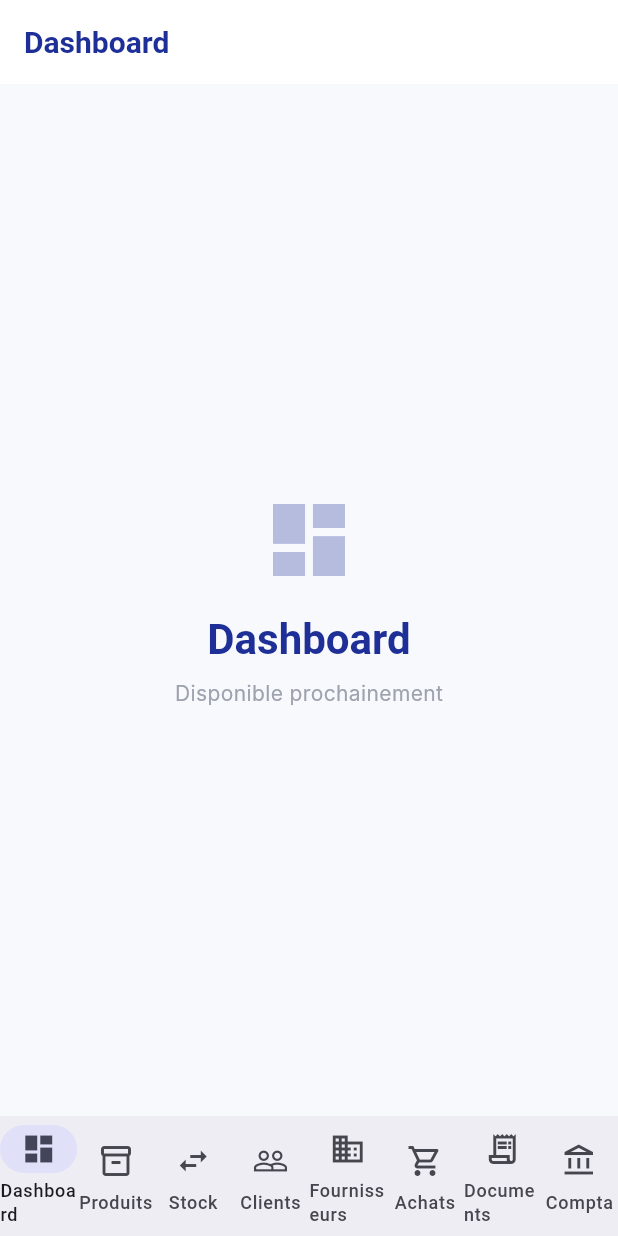
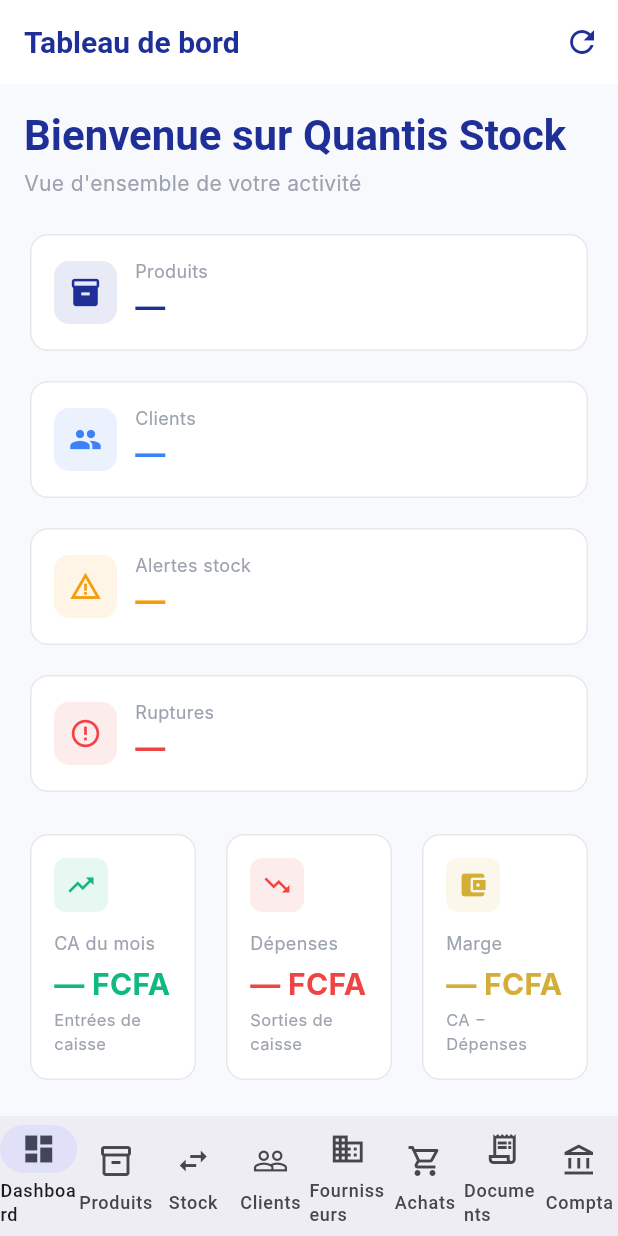
Before and after one commit to Quantis-kam/Quantis-Stock, a Flutter app: the screen it shows after launch, on a phone screen of 412 x 824 dp. Run offline on Flutter 3.47's test engine with Material 3 defaults, Android fonts, the phone set to English and light mode, and no system bars; our stand-ins replace dio, fl_chart; Roboto replaces fonts that are missing (Inter, SpaceGrotesk).

Commit message:
Phase 9: Tableaux de bord & Rapports
Backend:
- DashboardService: KPIs (produits, clients, fournisseurs, alertes stock, CA mois/année, marge)
- DashboardService: ventes par mois (12 mois avec entrées/sorties/marge)
- DashboardController:
  - GET /dashboard/kpis — indicateurs principaux
  - GET /dashboard/sales?year=2026 — données graphique mensuel
- RBAC: Admin/Gérant/Comptable

Flutter:
- DashboardService API client
- DashboardScreen:
  - KPI cards (Produits, Clients, Alertes, Ruptures)
  - CA/Dépenses/Marge cards
  - Graphique barres mensuel (fl_chart)
  - Layout responsive desktop/mobile
- Navigation: Dashboard branché (placeholder remplacé)
- flutter analyze: 0 issues
- mvn compile: BUILD SUCCESS

```diff
--- /dev/null
+++ b/frontend/lib/features/dashboard/presentation/dashboard_screen.dart
@@ -0,0 +1,286 @@
+import 'package:fl_chart/fl_chart.dart';
+import 'package:flutter/material.dart';
+import '../../../core/theme/quantis_theme.dart';
+
+/// Écran Dashboard — KPIs + graphique mensuel.
+class DashboardScreen extends StatelessWidget {
+  const DashboardScreen({super.key});
+
+  static const _moisLabels = ['J', 'F', 'M', 'A', 'M', 'J', 'J', 'A', 'S', 'O', 'N', 'D'];
+
+  @override
+  Widget build(BuildContext context) {
+    final isWide = MediaQuery.of(context).size.width >= 800;
+
+    return Scaffold(
+      appBar: AppBar(
+        title: const Text('Tableau de bord'),
+        actions: [
+          IconButton(icon: const Icon(Icons.refresh), onPressed: () {}),
+        ],
+      ),
+      body: SingleChildScrollView(
+        padding: const EdgeInsets.all(16),
+        child: Column(
+          crossAxisAlignment: CrossAxisAlignment.start,
+          children: [
+            // Header
+            Text(
+              'Bienvenue sur Quantis Stock',
+              style: Theme.of(context).textTheme.headlineMedium?.copyWith(
+                fontWeight: FontWeight.w700,
+                color: QuantisColors.royalBlue,
+              ),
+            ),
+            const SizedBox(height: 4),
+            const Text('Vue d\'ensemble de votre activité', style: TextStyle(color: QuantisColors.textMuted)),
+            const SizedBox(height: 20),
+
+            // KPI Grid
+            Wrap(
+              spacing: 12,
+              runSpacing: 12,
+              children: [
+                _KpiCard(
+                  title: 'Produits',
+                  value: '—',
+                  icon: Icons.inventory_2,
+                  color: QuantisColors.royalBlue,
+                  width: isWide ? 200 : null,
+                ),
+                _KpiCard(
+                  title: 'Clients',
+                  value: '—',
+                  icon: Icons.people,
+                  color: QuantisColors.info,
+                  width: isWide ? 200 : null,
+                ),
+                _KpiCard(
+                  title: 'Alertes stock',
+                  value: '—',
+                  icon: Icons.warning_amber,
+                  color: QuantisColors.warning,
+                  width: isWide ? 200 : null,
+                ),
+                _KpiCard(
+                  title: 'Ruptures',
+                  value: '—',
+                  icon: Icons.error_outline,
+                  color: QuantisColors.error,
+                  width: isWide ? 200 : null,
+                ),
+              ],
+            ),
+            const SizedBox(height: 20),
+
+            // CA du mois
+            Row(
+              children: [
+                Expanded(
+                  child: _BigKpiCard(
+                    title: 'CA du mois',
+                    value: '— FCFA',
+                    subtitle: 'Entrées de caisse',
+                    icon: Icons.trending_up,
+                    color: QuantisColors.success,
+                  ),
+                ),
+                const SizedBox(width: 12),
+                Expanded(
+                  child: _BigKpiCard(
+                    title: 'Dépenses',
+                    value: '— FCFA',
+                    subtitle: 'Sorties de caisse',
+                    icon: Icons.trending_down,
+                    color: QuantisColors.error,
+                  ),
+                ),
+                const SizedBox(width: 12),
+                Expanded(
+                  child: _BigKpiCard(
+                    title: 'Marge',
+                    value: '— FCFA',
+                    subtitle: 'CA − Dépenses',
+                    icon: Icons.account_balance_wallet,
+                    color: QuantisColors.luxuryGold,
+                  ),
+                ),
+              ],
+            ),
+            const SizedBox(height: 24),
+
+            // Graphique
+            const Text('Évolution mensuelle', style: TextStyle(fontSize: 18, fontWeight: FontWeight.w700)),
+            const SizedBox(height: 12),
+            Card(
+              child: Padding(
+                padding: const EdgeInsets.all(20),
+                child: SizedBox(
+                  height: 250,
+                  child: BarChart(
+                    BarChartData(
+                      alignment: BarChartAlignment.spaceAround,
+                      barTouchData: BarTouchData(
+                        touchTooltipData: BarTouchTooltipData(
+                          getTooltipItem: (group, groupIndex, rod, rodIndex) {
+                            return BarTooltipItem(
+                              '${_moisLabels[groupIndex]}\n${rod.toY.toStringAsFixed(0)} FCFA',
+                              const TextStyle(color: Colors.white, fontSize: 12),
+                            );
+                          },
+                        ),
+                      ),
+                      titlesData: FlTitlesData(
+                        show: true,
+                        bottomTitles: AxisTitles(
+                          sideTitles: SideTitles(
+                            showTitles: true,
+                            getTitlesWidget: (value, meta) {
+                              final idx = value.toInt();
+                              if (idx >= 0 && idx < _moisLabels.length) {
+                                return Text(_moisLabels[idx],
+                                    style: const TextStyle(fontSize: 11, color: QuantisColors.textMuted));
+                              }
+                              return const SizedBox();
+                            },
+                          ),
+                        ),
+                        leftTitles: const AxisTitles(sideTitles: SideTitles(showTitles: false)),
+                        topTitles: const AxisTitles(sideTitles: SideTitles(showTitles: false)),
+                        rightTitles: const AxisTitles(sideTitles: SideTitles(showTitles: false)),
+                      ),
+                      borderData: FlBorderData(show: false),
+                      gridData: const FlGridData(show: false),
+                      barGroups: List.generate(12, (i) => BarChartGroupData(
+                        x: i,
+                        barRods: [
+                          BarChartRodData(
+                            toY: 0,
+                            color: QuantisColors.royalBlue,
+                            width: isWide ? 16 : 10,
+                            borderRadius: const BorderRadius.vertical(top: Radius.circular(4)),
+                          ),
+                        ],
+                      )),
+                    ),
+                    duration: const Duration(milliseconds: 300),
+                  ),
+                ),
+              ),
+            ),
+            const SizedBox(height: 24),
+
+            // Info connexion
+            Card(
+              color: QuantisColors.info.withValues(alpha: 0.05),
+              child: const Padding(
+                padding: EdgeInsets.all(16),
+                child: Row(
+                  children: [
+                    Icon(Icons.info_outline, color: QuantisColors.info),
+                    SizedBox(width: 12),
+                    Expanded(
+                      child: Text(
+                        'Connectez-vous au serveur pour afficher les données en temps réel.',
+                        style: TextStyle(color: QuantisColors.info, fontSize: 13),
+                      ),
+                    ),
+                  ],
+                ),
+              ),
+            ),
+          ],
+        ),
+      ),
+    );
+  }
+}
+
+class _KpiCard extends StatelessWidget {
+  final String title;
+  final String value;
+  final IconData icon;
+  final Color color;
+  final double? width;
+
+  const _KpiCard({required this.title, required this.value, required this.icon, required this.color, this.width});
+
+  @override
+  Widget build(BuildContext context) {
+    return SizedBox(
+      width: width,
+      child: Card(
+        child: Padding(
+          padding: const EdgeInsets.all(16),
+          child: Row(
+            mainAxisSize: width == null ? MainAxisSize.max : MainAxisSize.min,
+            children: [
+              Container(
+                padding: const EdgeInsets.all(10),
+                decoration: BoxDecoration(
+                  color: color.withValues(alpha: 0.1),
+                  borderRadius: BorderRadius.circular(10),
+                ),
+                child: Icon(icon, color: color, size: 22),
+              ),
+              const SizedBox(width: 12),
+              Column(
+                crossAxisAlignment: CrossAxisAlignment.start,
+                children: [
+                  Text(title, style: const TextStyle(fontSize: 12, color: QuantisColors.textMuted)),
+                  Text(value, style: TextStyle(fontSize: 20, fontWeight: FontWeight.w700, color: color)),
+                ],
+              ),
+            ],
+          ),
+        ),
+      ),
+    );
+  }
+}
+
+class _BigKpiCard extends StatelessWidget {
+  final String title;
+  final String value;
+  final String subtitle;
+  final IconData icon;
+  final Color color;
+
+  const _BigKpiCard({
+    required this.title, required this.value, required this.subtitle,
+    required this.icon, required this.color,
+  });
+
+  @override
+  Widget build(BuildContext context) {
+    return Card(
+      child: Padding(
+        padding: const EdgeInsets.all(16),
+        child: Column(
+          crossAxisAlignment: CrossAxisAlignment.start,
+          children: [
+            Row(
+              children: [
+                Container(
+                  padding: const EdgeInsets.all(8),
+                  decoration: BoxDecoration(
+                    color: color.withValues(alpha: 0.1),
+                    borderRadius: BorderRadius.circular(8),
+                  ),
+                  child: Icon(icon, size: 20, color: color),
+                ),
+                const Spacer(),
+              ],
+            ),
+            const SizedBox(height: 12),
+            Text(title, style: const TextStyle(fontSize: 12, color: QuantisColors.textMuted)),
+            const SizedBox(height: 4),
+            Text(value, style: TextStyle(fontSize: 20, fontWeight: FontWeight.w700, color: color)),
+            const SizedBox(height: 2),
+            Text(subtitle, style: const TextStyle(fontSize: 11, color: QuantisColors.textMuted)),
+          ],
+        ),
+      ),
+    );
+  }
+}
--- a/frontend/lib/main.dart
+++ b/frontend/lib/main.dart
@@ -5,6 +5,7 @@
 import 'features/achats/presentation/achats_screen.dart';
 import 'features/documents/presentation/documents_screen.dart';
 import 'features/comptabilite/presentation/comptabilite_screen.dart';
+import 'features/dashboard/presentation/dashboard_screen.dart';
 
 void main() {
   WidgetsFlutterBinding.ensureInitialized();
@@ -52,7 +53,7 @@
   Widget _buildPage(int index) {
     switch (index) {
       case 0:
-        return const _PlaceholderPage(title: 'Dashboard', icon: Icons.dashboard);
+        return const DashboardScreen();
       case 1:
         return const _PlaceholderPage(title: 'Produits', icon: Icons.inventory_2);
       case 2:
```
Also changed, not shown: frontend/lib/features/dashboard/data/dashboard_service.dart (added, +20 -0 lines), 2 other files.
